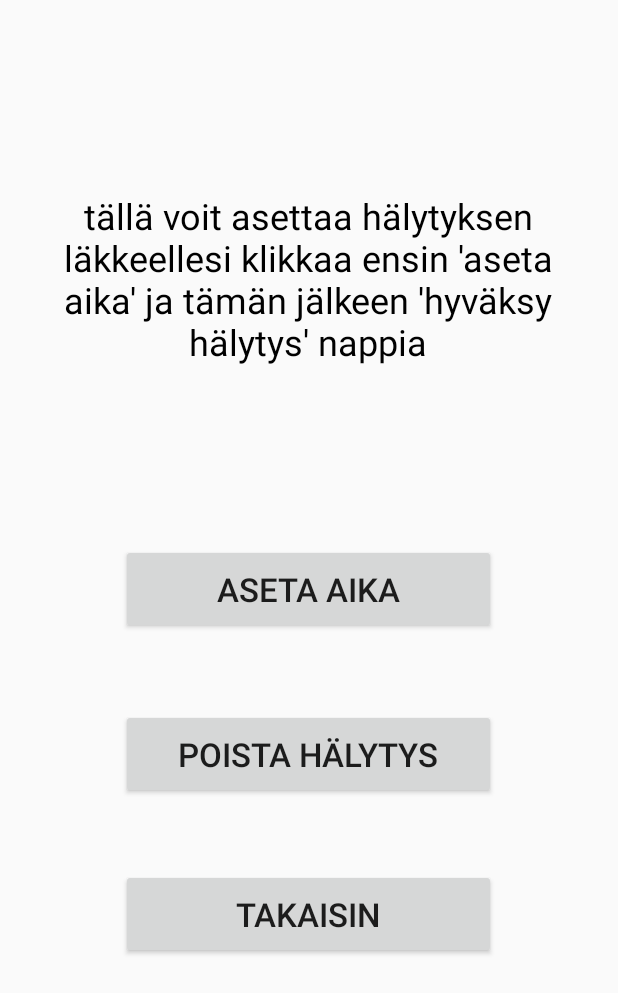
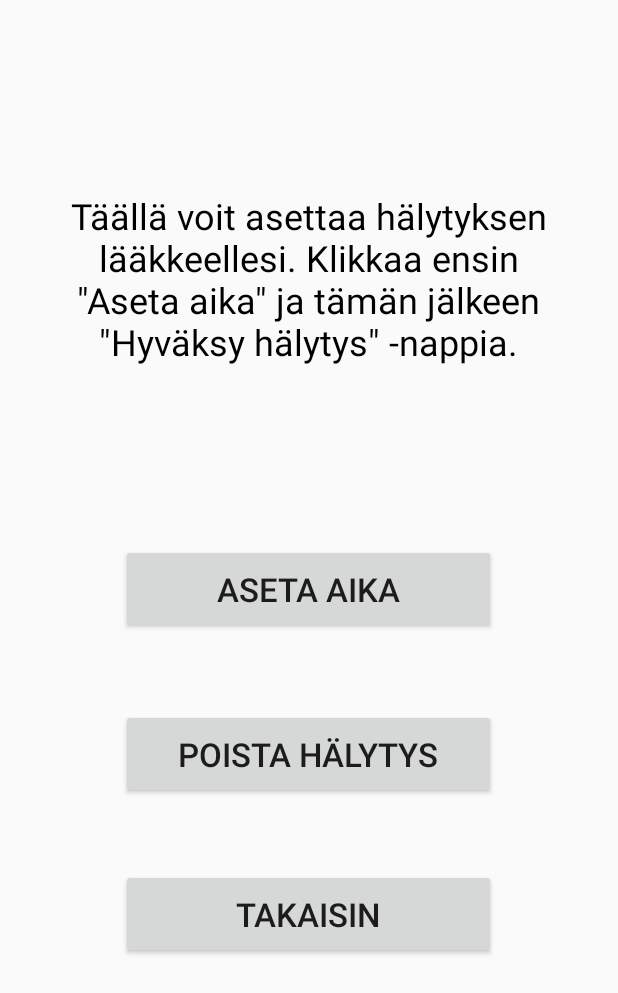
Before and after one commit to suokiiski/Laakepaivakirja, an Android app: the AlarmActivity screen opened directly, with no data from a screen before it, on a phone screen of 412 x 824 dp. Shown: the top 993 px of the screen. Run offline under Robolectric (Android 15) with nearby library versions, the phone set to English and light mode, and no system bars.

Commit message:
Saa olla viimeinen kerta

```diff
--- a/app/src/main/AndroidManifest.xml
+++ b/app/src/main/AndroidManifest.xml
@@ -33,6 +33,7 @@
                 <category android:name="android.intent.category.LAUNCHER" />
             </intent-filter>
         </activity>
+        <receiver android:name=".AlarmReceiver"/>
     </application>
 
 </manifest>
--- a/app/src/main/java/com/example/laakepaivakirja/LisaaActivity.java
+++ b/app/src/main/java/com/example/laakepaivakirja/LisaaActivity.java
@@ -55,7 +55,7 @@ public class LisaaActivity extends AppCompatActivity {
                 return false;
             }
         })
-        ;}
+    ;}
 
     public void sendData (View v) {
         String strName = name.getText().toString();
--- a/app/src/main/java/com/example/laakepaivakirja/Medicine.java
+++ b/app/src/main/java/com/example/laakepaivakirja/Medicine.java
@@ -3,7 +3,7 @@ package com.example.laakepaivakirja;
 import java.util.Calendar;
 
 /**
- * Luokka kuvaa Medicine(lääke)-olion
+ * Luokka kuvaa Medicine(lääke)-olioita
  * @author Vera Finogenova
  */
 public class Medicine {
--- a/app/src/main/res/layout/activity_alarm3.xml
+++ b/app/src/main/res/layout/activity_alarm3.xml
@@ -11,7 +11,7 @@
         android:id="@+id/ValitseAika"
         android:layout_width="344dp"
         android:layout_height="127dp"
-        android:text="tällä voit asettaa hälytyksen läkkeellesi klikkaa ensin 'aseta aika' ja tämän jälkeen 'hyväksy hälytys' nappia"
+        android:text="@string/t_ll_voit_asettaa_h_lytyksen_l_kkeellesi_klikkaa_ensin_quot_aseta_aika_quot_ja_t_m_n_j_lkeen_quot_hyv_ksy_h_lytys_quot_nappia"
         android:textAlignment="center"
         android:textColor="@color/black"
         android:textSize="24sp"
--- a/app/src/main/res/layout/activity_main.xml
+++ b/app/src/main/res/layout/activity_main.xml
@@ -18,7 +18,6 @@
         android:layout_marginStart="2dp"
         android:layout_marginTop="0dp"
         android:layout_marginEnd="0dp"
-        app:layout_constraintEnd_toEndOf="@+id/addButt"
         app:layout_constraintStart_toStartOf="parent"
         app:layout_constraintTop_toTopOf="@+id/bottom_navi" />
 
--- a/app/src/main/res/values/strings.xml
+++ b/app/src/main/res/values/strings.xml
@@ -13,4 +13,5 @@
 
     <string name="hello_first_fragment">Hello first fragment</string>
     <string name="hello_second_fragment">Hello second fragment. Arg: %1$s</string>
+    <string name="t_ll_voit_asettaa_h_lytyksen_l_kkeellesi_klikkaa_ensin_quot_aseta_aika_quot_ja_t_m_n_j_lkeen_quot_hyv_ksy_h_lytys_quot_nappia">Täällä voit asettaa hälytyksen lääkkeellesi. Klikkaa ensin \"Aseta aika\" ja tämän jälkeen \"Hyväksy hälytys\" -nappia.</string>
 </resources>
```
Also changed, not shown: app/src/main/java/com/example/laakepaivakirja/MainActivity.java (+6 -7 lines), app/src/main/java/com/example/laakepaivakirja/MedicineSingleton.java (+0 -31 lines).
